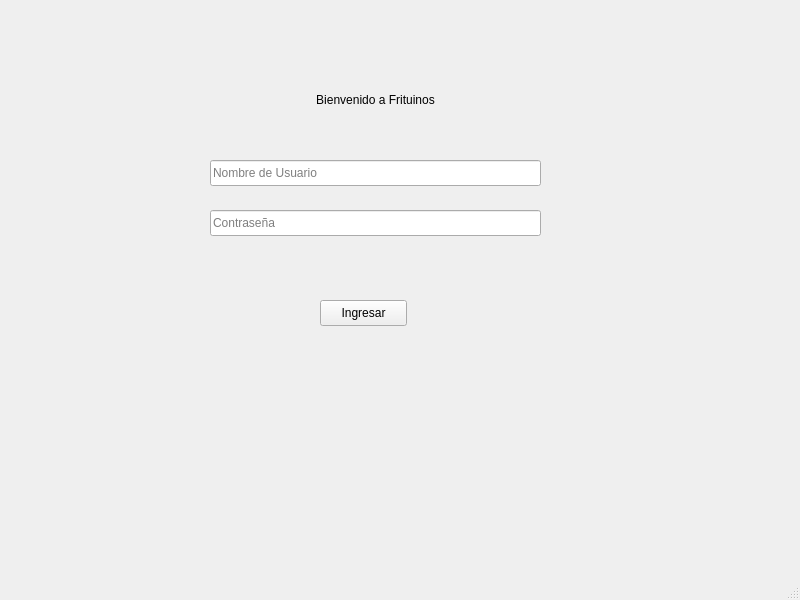
Qt form ClientApp/mainwindow.ui (jpvindas11/LosM-sFritos_Arduinos) before a commit.
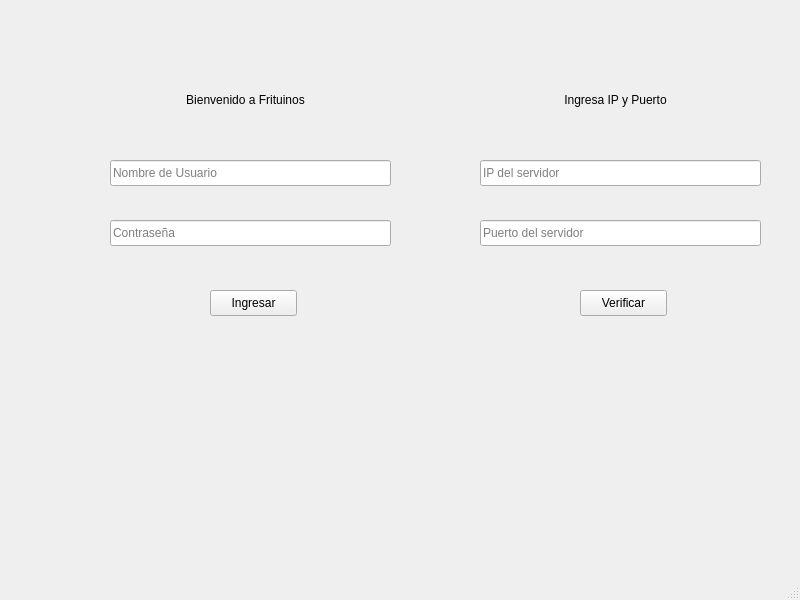
The same form after that commit.

Commit message: Definir IP y Puerto en Qt App

```diff
--- a/ClientApp/mainwindow.ui
+++ b/ClientApp/mainwindow.ui
@@ -17,9 +17,9 @@
    <widget class="QLineEdit" name="lineEdit_pass">
     <property name="geometry">
      <rect>
-      <x>210</x>
-      <y>210</y>
-      <width>331</width>
+      <x>110</x>
+      <y>220</y>
+      <width>281</width>
       <height>26</height>
      </rect>
     </property>
@@ -36,9 +36,9 @@
    <widget class="QLineEdit" name="lineEdit_user">
     <property name="geometry">
      <rect>
-      <x>210</x>
+      <x>110</x>
       <y>160</y>
-      <width>331</width>
+      <width>281</width>
       <height>26</height>
      </rect>
     </property>
@@ -55,7 +55,7 @@
    <widget class="QLabel" name="label">
     <property name="geometry">
      <rect>
-      <x>210</x>
+      <x>80</x>
       <y>90</y>
       <width>331</width>
       <height>20</height>
@@ -71,8 +71,8 @@
    <widget class="QPushButton" name="pushButton">
     <property name="geometry">
      <rect>
-      <x>320</x>
-      <y>300</y>
+      <x>210</x>
+      <y>290</y>
       <width>87</width>
       <height>26</height>
      </rect>
@@ -84,7 +84,7 @@
    <widget class="QLabel" name="login_info">
     <property name="geometry">
      <rect>
-      <x>210</x>
+      <x>80</x>
       <y>260</y>
       <width>331</width>
       <height>20</height>
@@ -97,6 +97,76 @@
      <set>Qt::AlignCenter</set>
     </property>
    </widget>
+   <widget class="QLabel" name="label_2">
+    <property name="geometry">
+     <rect>
+      <x>450</x>
+      <y>90</y>
+      <width>331</width>
+      <height>20</height>
+     </rect>
+    </property>
+    <property name="text">
+     <string>Ingresa IP y Puerto</string>
+    </property>
+    <property name="alignment">
+     <set>Qt::AlignCenter</set>
+    </property>
+   </widget>
+   <widget class="QLineEdit" name="lineEdit_IP">
+    <property name="geometry">
+     <rect>
+      <x>480</x>
+      <y>160</y>
+      <width>281</width>
+      <height>26</height>
+     </rect>
+    </property>
+    <property name="echoMode">
+     <enum>QLineEdit::Normal</enum>
+    </property>
+    <property name="placeholderText">
+     <string>IP del servidor</string>
+    </property>
+    <property name="cursorMoveStyle">
+     <enum>Qt::LogicalMoveStyle</enum>
+    </property>
+   </widget>
+   <widget class="QLineEdit" name="lineEdit_PORT">
+    <property name="geometry">
+     <rect>
+      <x>480</x>
+      <y>220</y>
+      <width>281</width>
+      <height>26</height>
+     </rect>
+    </property>
+    <property name="text">
+     <string/>
+    </property>
+    <property name="echoMode">
+     <enum>QLineEdit::Normal</enum>
+    </property>
+    <property name="placeholderText">
+     <string>Puerto del servidor</string>
+    </property>
+    <property name="cursorMoveStyle">
+     <enum>Qt::LogicalMoveStyle</enum>
+    </property>
+   </widget>
+   <widget class="QPushButton" name="pushButton_ip">
+    <property name="geometry">
+     <rect>
+      <x>580</x>
+      <y>290</y>
+      <width>87</width>
+      <height>26</height>
+     </rect>
+    </property>
+    <property name="text">
+     <string>Verificar</string>
+    </property>
+   </widget>
   </widget>
   <widget class="QMenuBar" name="menubar">
    <property name="geometry">
```
Left out of the diff: 2 changed lines with no effect on the pictures. The commit also changes 4 other files.
